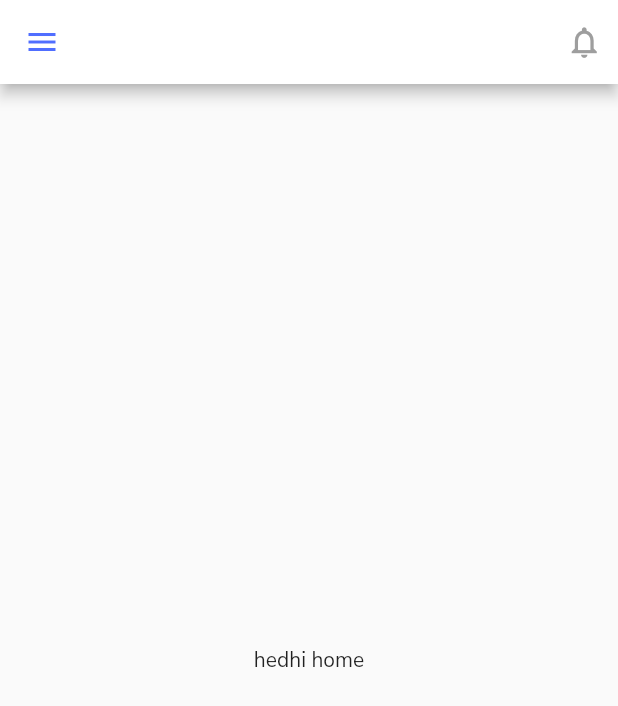
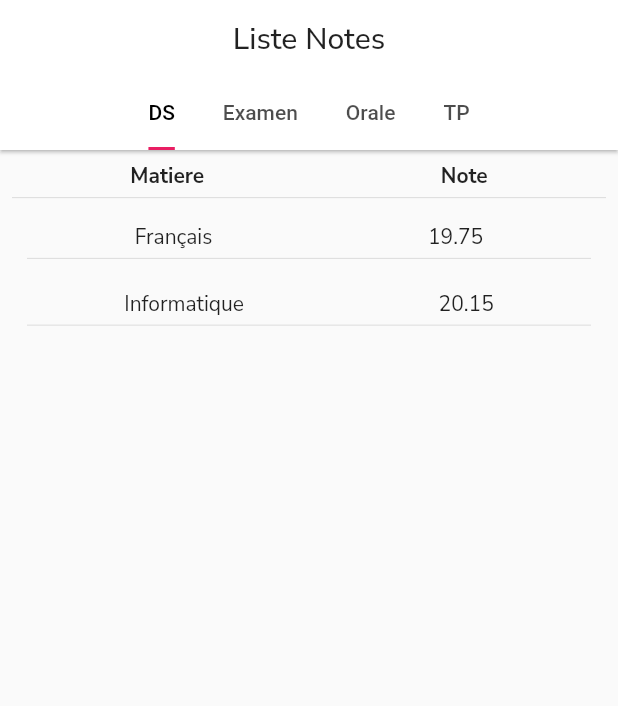
Before and after one commit to zorganimnt/eschoolApp-UI, a Flutter app: the screen it shows after launch, on a phone screen of 412 x 824 dp. Shown: the top 706 px of the screen. Run offline on Flutter 3.47's test engine with Material 2 defaults, Android fonts, the phone set to English and light mode, and no system bars; our stand-ins replace flutter_svg, get, get_storage, google_fonts.

Commit message:
add list note ui

```diff
--- a/lib/controller/student_controller.dart
+++ b/lib/controller/student_controller.dart
@@ -6,7 +6,6 @@ import 'package:flutter/material.dart';
 import 'package:get/get.dart';
 
 class StudentController extends GetxController {
-
   // les variables li nest7a9hom fel affichage men base
   //cin hiya bech n8otha fel input
   //loading hiya li bech tafichili aka circle li dour 9bal metjib l data
@@ -15,24 +14,20 @@ class StudentController extends GetxController {
   RxBool loading = false.obs;
   Rx<StudentModel> studentModel = StudentModel().obs;
 
-
-
   // hedhi method bech traja3li StudentModel
   //9bal kona najoutiwhom fi west tableaux fi 3oudh tab sta3mlna model
   Future<StudentModel?> getStudentByCin() async {
-
     // ki yabda ylodi ekid bech ykoun true : donc l circle dour
     loading.value = true;
 
+    var data = {"cin": cin.text};
     // njib data w n7othom fi variable json
-    dynamic json = await API.getStudentByCinAPI(cin.text);
+    dynamic json = await API.getStudentByCinAPI(data);
 
     // edha ken non null donc fih data jet men base
     if (json != null) {
-
       // edha ken raja3 success = true donc t3adet shiha
       if (json['success']) {
-
         // t3adet shiha donc n3abi model mte3i b les data li jew men base o li hathom f variable json
         StudentModel model = StudentModel.fromJson(json['data']);
         studentModel.value = model;
--- /dev/null
+++ b/lib/controller/tab_note_controller.dart
@@ -0,0 +1,30 @@
+import 'package:flutter/material.dart';
+import 'package:get/get.dart';
+
+class TabNoteController extends GetxController
+    with GetSingleTickerProviderStateMixin {
+  final List<Tab> myTabs = <Tab>[
+    const Tab(child: Text('DS')),
+    const Tab(child: Text('Examen')),
+    const Tab(child: Text('Orale')),
+    const Tab(child: Text('TP')),
+
+    // kol wahda fi tableau just tawa bech njouti fi kol tab l notet w esm matiere
+  ];
+
+  late TabController tbcontroller;
+
+
+  // hedhouma khbebl chaandk fihom :D
+  @override
+  void onInit() {
+    super.onInit();
+    tbcontroller = TabController(vsync: this, length: myTabs.length);
+  }
+
+  @override
+  void onClose() {
+    tbcontroller.dispose();
+    super.onClose();
+  }
+}
--- a/lib/main.dart
+++ b/lib/main.dart
@@ -4,6 +4,7 @@ import 'package:eschoolapp/view/Parent/add_student_screen.dart';
 import 'package:eschoolapp/view/auth/login_screen.dart';
 import 'package:eschoolapp/view/auth/switcher_screen.dart';
 import 'package:eschoolapp/view/home/home_screen.dart';
+import 'package:eschoolapp/view/note/list_note.dart';
 import 'package:flutter/material.dart';
 import 'package:get/get.dart';
 import 'package:google_fonts/google_fonts.dart';
@@ -29,7 +30,11 @@ class MyApp extends StatelessWidget {
         textTheme: GoogleFonts.nunitoSansTextTheme(),
         primarySwatch: Colors.blue,
       ),
-      home: HomeScreeen(),
+      //home: HomeScreeen(),
+      //home : SwitcherScreen(),
+      // li hachtk biha nehi l comment o zid l commnt aa lebkiya
+      home: ListNoteScreen(),
+       // hedhi badelha dima bel page li testi fiha bech tsahel aala rouhk direct ki debegu tbenlk
     );
   }
 }
--- a/lib/service/api.dart
+++ b/lib/service/api.dart
@@ -27,11 +27,11 @@ class API {
       // hadherna l url
       // ps li houwa b method get donc lazemni n3adi parametre fel url mouch fel body
       // '?' ba3dha parapmetre cin=kedhe thb tzid parametre ekher thot &
-      String theUrl = '$_baseUrl/getStudentByCIN?cin=$cin';
+      String theUrl = '$_baseUrl/getStudentByCIN';
       try {
         // o5tna response bch tjiblna l data depend lel url li da5eltou
         final response = await _client
-            .get(Uri.parse(theUrl))
+            .post(Uri.parse(theUrl), body: cin)
             .timeout(const Duration(seconds: 10));
         // timeout just ken saret mochkla direct y5arejna b exception li hiya fet wa9t
         // mta3 request w ykantrek men serveur
--- a/lib/view/Parent/add_student_screen.dart
+++ b/lib/view/Parent/add_student_screen.dart
@@ -74,9 +74,8 @@ class AddStudentScreen extends StatelessWidget {
               // clica aala lawej aficha l student depend lel cin mte3ou
               studentController.getStudentByCin();
             },
-            child: Expanded(
-                child: Text(
-                    "Clicki hne bch nedi 3al method getStudentByCin() li mawjouda fi west StudentController li deja 3malt menha instance fel Interface hedhi (add_student_screen.dart)")))
+            child: Text(
+                "Clicki "))
       ],
     );
   }
--- a/lib/view/auth/switcher_screen.dart
+++ b/lib/view/auth/switcher_screen.dart
@@ -1,5 +1,3 @@
-import 'dart:ffi';
-import 'dart:ui';
 
 import 'package:eschoolapp/controller/student_controller.dart';
 import 'package:eschoolapp/utils/color.dart';
--- /dev/null
+++ b/lib/view/note/list_note.dart
@@ -0,0 +1,137 @@
+import 'package:eschoolapp/controller/tab_note_controller.dart';
+import 'package:flutter/material.dart';
+import 'package:get/get.dart';
+
+class Note {
+  final String nameMatiere;
+  final String noteStudent;
+
+  Note({required this.nameMatiere, required this.noteStudent});
+}
+
+// nafes lahkeya li aamltha nty mais ena 9arebtk leli bech naamlou baed bel mode
+List<Note> _notes = [
+  Note(nameMatiere: "Français", noteStudent: "19.75"),
+  Note(nameMatiere: "Informatique", noteStudent: "20.15"),
+];
+
+class ListNoteScreen extends StatelessWidget {
+  ListNoteScreen({super.key});
+  TabNoteController tabController = Get.put(TabNoteController());
+  @override
+  Widget build(BuildContext context) {
+    return Scaffold(
+      // hedhi bech nafichi bih esemi les tables (ds, o ghirou bech najem navigi binethom)
+      appBar: PreferredSize(
+        preferredSize: Size.fromHeight(100.0),
+        child: AppBar(
+          bottom: PreferredSize(
+            preferredSize: const Size.fromHeight(30.0),
+            child: TabBar(
+              indicatorWeight: 2,
+              labelColor: Colors.black,
+              indicatorColor: Colors.pink,
+              isScrollable: true,
+              controller: tabController.tbcontroller,
+              tabs: tabController.myTabs,
+              indicatorSize: TabBarIndicatorSize.label,
+            ),
+          ),
+          elevation: 1,
+          iconTheme: IconThemeData(color: Colors.deepPurple),
+          backgroundColor: Colors.white,
+          title: Text(
+            "Liste Notes",
+            style: TextStyle(color: Colors.black87),
+          ),
+          centerTitle: true,
+        ),
+      ),
+      body: TabBarView(controller: tabController.tbcontroller, children: [
+        // li bech nafichih hne dpend lel tab controller li aamltha fel controller
+        // TabBarView hedhi Item mte3ha hiya 3ibara list ,
+        // fiha padding 1 , 2, 3, 4 w kol padding fi tab (ds, examen , orale, tp)
+        // aya mela chedli rouhk hhhhhh bara aya
+        Padding(
+          padding: const EdgeInsets.all(8.0),
+          child: SingleChildScrollView(
+            child: Column(
+              children: [
+                const Column(
+                  children: [
+                    Row(
+                      mainAxisAlignment: MainAxisAlignment.spaceAround,
+                      children: [
+                        Text(
+                          "Matiere",
+                          style: TextStyle(fontWeight: FontWeight.bold),
+                        ),
+                        Text("Note",
+                            style: TextStyle(fontWeight: FontWeight.bold)),
+                      ],
+                    ),
+                    SizedBox(height: 4),
+                    Divider(
+                      height: 1.5,
+                    ),
+                    SizedBox(height: 6),
+                  ],
+                ),
+                SizedBox(
+                  height: MediaQuery.of(context).size.height,
+                  child: ListView.builder(
+                      itemCount: _notes.length,
+                      itemBuilder: (context, index) {
+                        return Padding(
+                          padding: const EdgeInsets.all(10.0),
+                          child: Column(
+                            children: [
+                              Row(
+                                mainAxisAlignment:
+                                    MainAxisAlignment.spaceAround,
+                                children: [
+                                  Text(_notes[index].nameMatiere),
+                                  Text(_notes[index].noteStudent)
+                                ],
+                              ),
+                              SizedBox(height: 4),
+                              Divider(
+                                height: 1.5,
+                              )
+                            ],
+                          ),
+                        );
+                      }),
+                ),
+              ],
+            ),
+          ),
+        ),
+        Padding(
+          padding: const EdgeInsets.all(8.0),
+          child: ListView.builder(
+              itemCount: 2,
+              itemBuilder: (context, index) {
+                return Text("hne nafichi l Examen");
+              }),
+        ),
+        Padding(
+          padding: const EdgeInsets.all(8.0),
+          child: ListView.builder(
+              itemCount: 2,
+              itemBuilder: (context, index) {
+                return Text("hne nafichi l Orale");
+              }),
+        ),
+        Padding(
+          padding: const EdgeInsets.all(8.0),
+          child: ListView.builder(
+              itemCount: 2,
+              itemBuilder: (context, index) {
+                return Text("hne nafichi l TP");
+              }),
+        ),
+      ]),
+    );
+  }
+}
```
